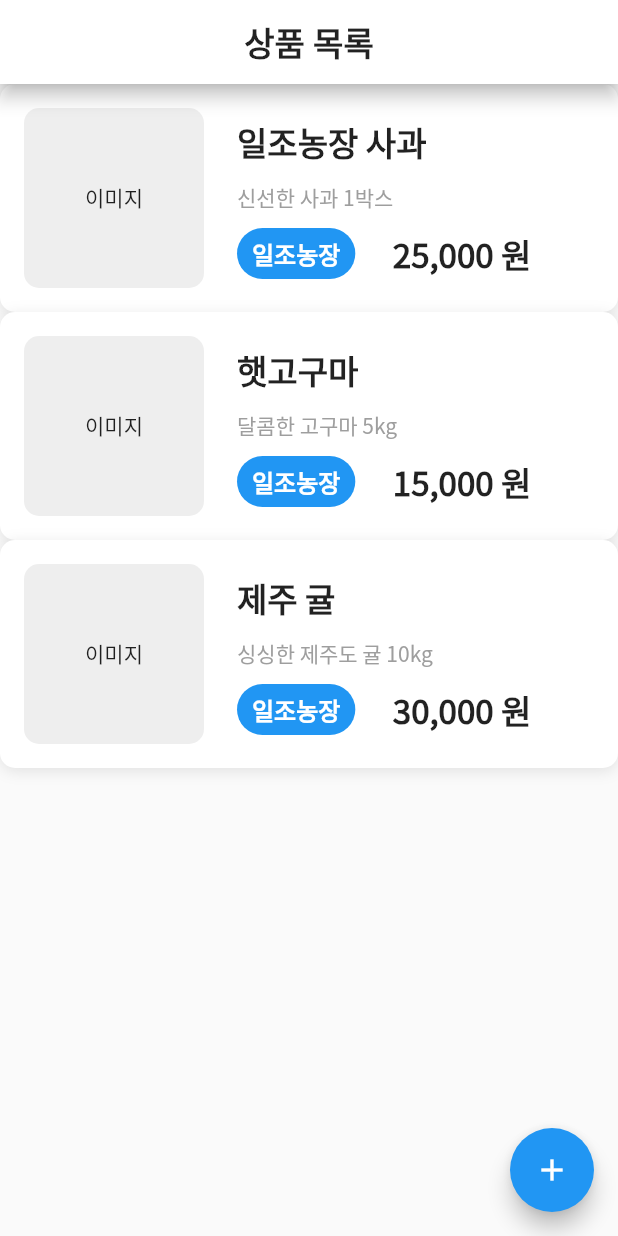
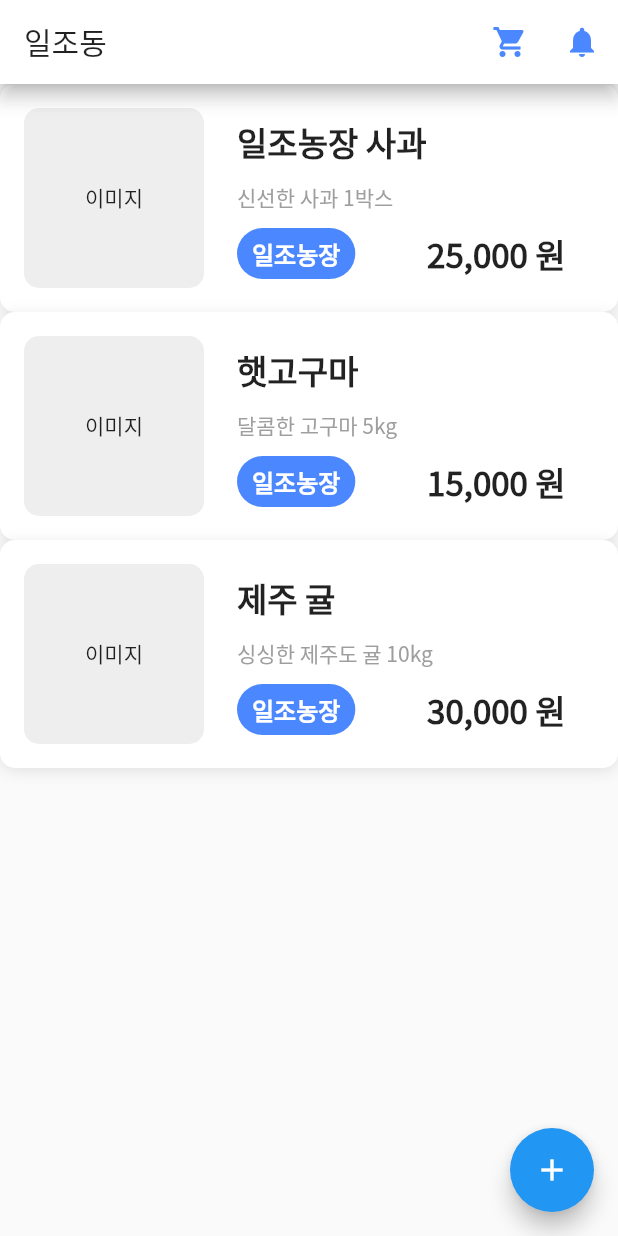
Before and after one commit to ballalssica/shoppingmall, a Flutter app: the screen it shows after launch, on a phone screen of 412 x 824 dp. Run offline on Flutter 3.47's test engine with Material 3 defaults, Android fonts, the phone set to English and light mode, and no system bars.

Commit message:
홈페이지 조금 수정했어요
앱바가 잘못되어 있길래 그거 조금 수정하고 메인에 있던 블루 컬러도 바꿨어요. 제 거랑 메인 컬러만 건드렸습니다.

```diff
--- a/lib/home_page/home_page.dart
+++ b/lib/home_page/home_page.dart
@@ -37,7 +37,27 @@ class _HomePageState extends State<HomePage> {
   Widget build(BuildContext context) {
     return Scaffold(
       appBar: AppBar(
-        title: const Text('상품 목록'),
+        title: const Text('일조동'),
+        centerTitle: false,
+        titleTextStyle: const TextStyle(
+    fontSize: 20, // 제목 크기 22로 설정
+    fontWeight: FontWeight.normal, // 볼드 제거
+    color: Colors.black87, // 제목 색상 설정
+        ),
+        actions: [
+    IconButton(
+      icon: const Icon(Icons.shopping_cart), // 장바구니 아이콘
+      onPressed: () {
+        // 장바구니 버튼 눌렀을 때 동작
+      },
+    ),
+    IconButton(
+      icon: const Icon(Icons.notifications), // 알림 아이콘
+      onPressed: () {
+        // 알림 버튼 눌렀을 때 동작
+      },
+    ),
+  ],
       ),
       body: ListView.builder(
         padding: EdgeInsets.zero,
@@ -111,7 +131,7 @@ class _HomePageState extends State<HomePage> {
                           children: [
                             Container(
                               decoration: BoxDecoration(
-                                color: Colors.blue,
+                                color: Color(0xFF4B87FF),
                                 borderRadius: BorderRadius.circular(30),
                               ),
                               padding: const EdgeInsets.symmetric(
@@ -129,13 +149,17 @@ class _HomePageState extends State<HomePage> {
                             ),
                             const SizedBox(width: 25),
                             Row(
-                              children: [
+                              children: [Container(
+                                width: 90,
+                                child:
                                 Text(formatPrice(item['price']),
+                                  textAlign: TextAlign.right,
                                   style: const TextStyle(
                                     fontSize: 22,
                                     fontWeight: FontWeight.bold,
                                   ),
                                 ),
+                              ),
                                 const SizedBox(width: 5),
                                 const Text(
                                   "원",
--- a/lib/main.dart
+++ b/lib/main.dart
@@ -22,7 +22,7 @@ class MyApp extends StatelessWidget {
           backgroundColor: Colors.white,
           elevation: 5,
           iconTheme: IconThemeData(
-            color: Colors.blue,
+            color: Color(0xFF4B87FF),
           ),
           titleTextStyle: TextStyle(
             color: Colors.black87,
```
